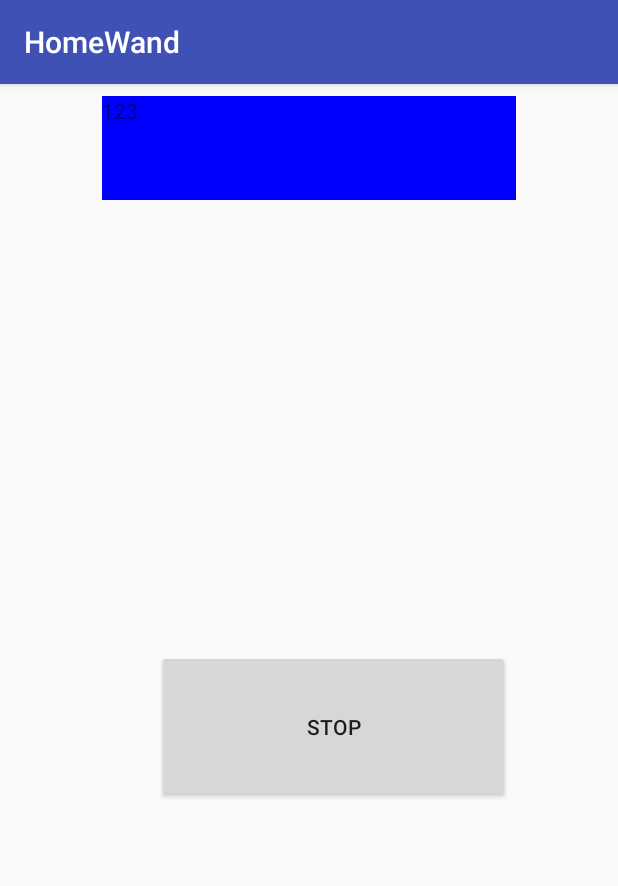
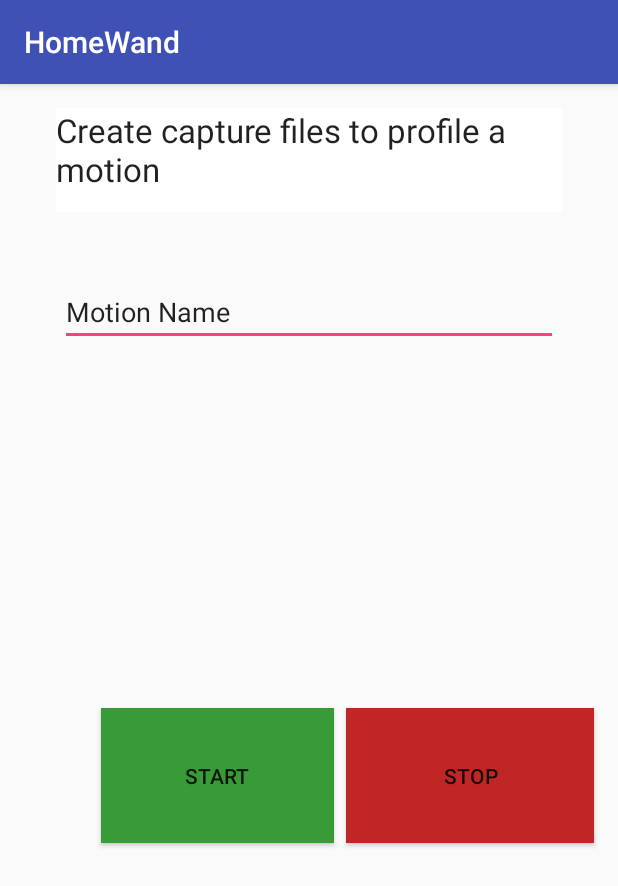
Before and after one commit to nmendel/HomeWand, an Android app: the screen it shows after launch (DisplayActivity before the commit, CaptureActivity after it), after a tap on "START CAPTURE", on a phone screen of 412 x 824 dp. Shown: the top 886 px of the screen. Run offline under Robolectric (Android 15) with nearby library versions, the phone set to English and light mode, and no system bars.

Commit message:
Add more functionality

```diff
--- a/app/src/main/AndroidManifest.xml
+++ b/app/src/main/AndroidManifest.xml
@@ -24,7 +24,8 @@
                 <category android:name="android.intent.category.LAUNCHER" />
             </intent-filter>
         </activity>
-        <activity android:name=".DisplayActivity"></activity>
+        <activity android:name=".CaptureActivity"></activity>
+        <activity android:name=".MotionActivity"></activity>
 
         <provider
             android:name="edu.gmu.mendel.homewand.HomeWandDocumentsProvider"
--- a/app/src/main/java/edu/gmu/mendel/homewand/DisplayActivity.java
+++ b/app/src/main/java/edu/gmu/mendel/homewand/CaptureActivity.java
@@ -8,31 +8,36 @@ import android.hardware.SensorEvent;
 import android.hardware.SensorEventListener;
 import android.hardware.SensorManager;
 import android.os.Bundle;
-import android.os.SystemClock;
-import android.provider.Settings;
+import android.os.CountDownTimer;
 import android.support.v7.app.AppCompatActivity;
 import android.util.Log;
 import android.view.View;
+import android.widget.EditText;
 import android.widget.TextView;
-import android.widget.Toast;
 
+import java.io.BufferedWriter;
+import java.io.File;
 import java.io.FileOutputStream;
+import java.io.FileWriter;
 import java.io.IOException;
 
-public class DisplayActivity extends AppCompatActivity implements SensorEventListener {
+public class CaptureActivity extends AppCompatActivity implements SensorEventListener, View.OnClickListener {
 
     public static final String ACCEL_HEADER = "x,y,z\n";
     public static final String GYRO_HEADER = "x,y,z\n";
 
     private SensorManager sensorManager;
     private View view;
+    protected TextView mTextField;
+    protected EditText editText;
     private boolean color = false;
+    private boolean writing = false;
     private long lastUpdate;
 
-    private String accelFilename;
-    private String gyroFilename;
-    private FileOutputStream accelOutputStream;
-    private FileOutputStream gyroOutputStream;
+    private File accelFile;
+    private File gyroFile;
+    private BufferedWriter accelOutputStream;
+    private BufferedWriter gyroOutputStream;
 
     private int xx = 0;
 
@@ -40,52 +45,96 @@ public class DisplayActivity extends AppCompatActivity implements SensorEventLis
     protected void onCreate(Bundle savedInstanceState) {
         Log.i("3","start_activity");
         super.onCreate(savedInstanceState);
-        setContentView(R.layout.activity_display);
+        setContentView(R.layout.activity_capture);
 
         sensorManager = (SensorManager) getSystemService(SENSOR_SERVICE);
         lastUpdate = System.currentTimeMillis();
 
-        // Get the Intent that started this activity and extract the string
-        Intent intent = getIntent();
-        String message = intent.getStringExtra(HomeWandActivity.SENSOR_VALS);
-
-        view = findViewById(R.id.textView2);
-        view.setBackgroundColor(Color.BLUE);
+        view = findViewById(R.id.captureTextView);
+        view.setBackgroundColor(Color.WHITE);
 
         // Capture the layout's TextView and set the string as its text
-        TextView textView = findViewById(R.id.textView2);
-        textView.setText(message);
+        mTextField = findViewById(R.id.captureTextView);
+        mTextField.setText("Create capture files to profile a motion");
+
+        editText = (EditText) findViewById(R.id.editText);
+        editText.setOnClickListener(this);
+    }
+
+
+    @Override
+    public void onClick(View v) {
+        editText.getText().clear();
+    }
+
+    public void startCapture(View view) {
+        Log.i("1","Pressed Start");
+        if(writing) {
+            return;
+        }
+
+        EditText editText = (EditText) findViewById(R.id.editText);
+        String message = editText.getText().toString();
+        Log.i("2",message);
+
+        File dir = new File(getFilesDir(), message);
+        if(!dir.exists()) {
+            Log.i("3","mkdir");
+            dir.mkdir();
+        }
 
         long time = System.currentTimeMillis();
         try {
             Log.i("4","save_file");
-            Log.i("4",getFilesDir().toString());
 
-            accelFilename = time + "-accel.csv";
-            accelOutputStream = openFileOutput(accelFilename, Context.MODE_PRIVATE);
-            accelOutputStream.write(ACCEL_HEADER.getBytes());
+            Log.i("4",dir.toString());
 
-            gyroFilename = time + "-accel.csv";
-            gyroOutputStream = openFileOutput(gyroFilename, Context.MODE_PRIVATE);
-            gyroOutputStream.write(GYRO_HEADER.getBytes());
-            //outputStream.close();
+            accelFile = new File(dir, time + "-accel.csv");
+            accelOutputStream = new BufferedWriter(new FileWriter(accelFile));
+            accelOutputStream.write(ACCEL_HEADER);
+
+
+            gyroFile = new File(dir, time + "-gyro.csv");
+            gyroOutputStream = new BufferedWriter(new FileWriter(gyroFile));
+            gyroOutputStream.write(GYRO_HEADER);
+            writing = true;
         } catch (Exception e) {
             Log.e("error","failed to save file", e);
         }
+
+        // Start up a timer for the capture
+        new CountDownTimer(3000, 100) {
+            public void onTick(long millisUntilFinished) {
+                mTextField.setText(String.format("%.1f",  (double)millisUntilFinished / 1000));
+            }
+
+            public void onFinish() {
+                mTextField.setText("Stopped");
+                if(writing) {
+                    stopCapture();
+                }
+            }
+        }.start();
     }
 
     /** Called when the user taps the Stop Capture button */
     public void stopCapture(View view) {
+        stopCapture();
+    }
+
+    public void stopCapture() {
         Log.i("1","Pressed Stop");
+
+        if(writing) {
+            writing = false;
 
             try {
                 accelOutputStream.close();
                 gyroOutputStream.close();
-        } catch(IOException e) {
-            Log.e("error","failed to save file", e);
+            } catch (IOException e) {
+                Log.e("error", "failed to save file", e);
             }
-
-        onBackPressed();
+        }
     }
 
 
@@ -124,10 +173,12 @@ public class DisplayActivity extends AppCompatActivity implements SensorEventLis
             }
             color = !color;
 
+            if(writing) {
                 try {
-                accelOutputStream.write(getValuesAsCsvRow(values).getBytes());
+                    accelOutputStream.write(getValuesAsCsvRow(values));
                 } catch (Exception e) {
-                Log.e("error","failed to save file", e);
+                    Log.e("error", "failed to save file", e);
+                }
             }
         }
 
@@ -137,18 +188,19 @@ public class DisplayActivity extends AppCompatActivity implements SensorEventLis
         float[] values = event.values;
         String row = getValuesAsCsvRow(values);
 
+        if(writing) {
             try {
-            if(xx < 10) {
+                if (xx < 10) {
                     view.setBackgroundColor(Color.DKGRAY);
-                gyroOutputStream.write(row.getBytes());
+                    gyroOutputStream.write(row);
                     xx++;
-            }
-            else {
+                } else {
                     view.setBackgroundColor(Color.CYAN);
-                gyroOutputStream.write(row.getBytes());
+                    gyroOutputStream.write(row);
                 }
             } catch (Exception e) {
-            Log.e("error","failed to save file", e);
+                Log.e("error", "failed to save file", e);
+            }
         }
     }
 
--- a/app/src/main/java/edu/gmu/mendel/homewand/HomeWandActivity.java
+++ b/app/src/main/java/edu/gmu/mendel/homewand/HomeWandActivity.java
@@ -17,17 +17,18 @@
 package edu.gmu.mendel.homewand;
 
 import android.app.Activity;
-import android.content.Context;
 import android.content.Intent;
 import android.graphics.Color;
 import android.net.Uri;
 import android.os.Bundle;
+import android.provider.DocumentsContract;
 import android.util.Log;
 import android.view.View;
 import android.view.Window;
 import android.view.WindowManager;
 
 import java.io.BufferedReader;
+import java.io.FileNotFoundException;
 import java.io.IOException;
 import java.io.InputStream;
 import java.io.InputStreamReader;
@@ -35,7 +36,9 @@ import java.io.InputStreamReader;
 public class HomeWandActivity extends Activity {
 
     public static final String SENSOR_VALS = "sensor_vals";
+    public static final String INTENT_DELETE_FLAG = "delete";
     private static final int READ_REQUEST_CODE = 42;
+    private static final int DELETE_REQUEST_CODE = 43;
 
     /** Called when the activity is first created. */
     @Override
@@ -46,25 +49,38 @@ public class HomeWandActivity extends Activity {
 
         super.onCreate(savedInstanceState);
         setContentView(R.layout.activity_home_wand);
-        //View view = findViewById(R.id.textView);
-        //view.setBackgroundColor(Color.LTGRAY);
+        View view = findViewById(R.id.textView);
+        view.setBackgroundColor(Color.LTGRAY);
     }
 
     /** Called when the user taps the Start Capture button */
-    public void startCapture(View view) {
-        Log.i("1","Pressed Send");
-        String brk = "break";
-        Intent intent = new Intent(this, DisplayActivity.class);
-        String message = "123";
-        intent.putExtra(SENSOR_VALS, message);
-        Log.i("2","Start activity");
+    public void startCaptureActivity(View view) {
+        Log.i("1","Pressed start capture");
+        Intent intent = new Intent(this, CaptureActivity.class);
         startActivity(intent);
     }
 
-    /** Called when the user taps the Open button */
+    /** Called when the user taps the Motion button */
+    public void startMotionActivity(View view) {
+        Log.i("1","Pressed motion");
+        Intent intent = new Intent(this, MotionActivity.class);
+        startActivity(intent);
+    }
+
+    /** Called when the user taps the View Data button */
     public void openFile(View view) {
         Log.i("1","Pressed Open");
         performFileSearch();
+    }
+
+    /** Called when the user taps the Delete Data button */
+    public void deleteFile(View view) {
+        Log.i("1","Pressed Delete");
+        Intent intent = new Intent(Intent.ACTION_OPEN_DOCUMENT);
+        intent.addCategory(Intent.CATEGORY_OPENABLE);
+        intent.setType("*/*");
+
+        startActivityForResult(intent, DELETE_REQUEST_CODE);
     }
 
     /**
@@ -75,10 +91,8 @@ public class HomeWandActivity extends Activity {
         // ACTION_OPEN_DOCUMENT is the intent to choose a file via the system's file
         // browser.
         Intent intent = new Intent(Intent.ACTION_OPEN_DOCUMENT);
+        intent.addCategory(Intent.CATEGORY_OPENABLE);
 
-        // Filter to only show results that can be "opened", such as a
-        // file (as opposed to a list of contacts or timezones)
-        intent.addCategory(Intent.CATEGORY_OPENABLE);
 
         // Filter to show only images, using the image MIME data type.
         // If one wanted to search for ogg vorbis files, the type would be "audio/ogg".
@@ -92,7 +106,7 @@ public class HomeWandActivity extends Activity {
     @Override
     public void onActivityResult(int requestCode, int resultCode,
                                  Intent resultData) {
-
+        Uri uri = null;
         // The ACTION_OPEN_DOCUMENT intent was sent with the request code
         // READ_REQUEST_CODE. If the request code seen here doesn't match, it's the
         // response to some other intent, and the code below shouldn't run at all.
@@ -102,13 +116,25 @@ public class HomeWandActivity extends Activity {
             // Instead, a URI to that document will be contained in the return intent
             // provided to this method as a parameter.
             // Pull that URI using resultData.getData().
-            Uri uri = null;
             if (resultData != null) {
                 uri = resultData.getData();
                 Log.i("file_location", "Uri: " + uri.toString());
 
                 String fileData = readTextFromUri(uri);
                 Log.i("file_data", fileData);
+            }
+        } else if (requestCode == DELETE_REQUEST_CODE && resultCode == Activity.RESULT_OK) {
+
+            if (resultData != null) {
+                uri = resultData.getData();
+                Log.i("file_location", "Uri: " + uri.toString());
+
+                // Delete file
+                try {
+                    DocumentsContract.deleteDocument(getContentResolver(), uri);
+                } catch (FileNotFoundException e) {
+                    Log.e("failed_delete", "Uri: " + uri.toString());
+                }
             }
         }
     }
--- /dev/null
+++ b/app/src/main/res/layout/activity_capture.xml
@@ -0,0 +1,57 @@
+<?xml version="1.0" encoding="utf-8"?>
+<android.support.constraint.ConstraintLayout xmlns:android="http://schemas.android.com/apk/res/android"
+    xmlns:app="http://schemas.android.com/apk/res-auto"
+    xmlns:tools="http://schemas.android.com/tools"
+    android:layout_width="match_parent"
+    android:layout_height="match_parent"
+    tools:context="edu.gmu.mendel.homewand.CaptureActivity">
+
+    <TextView
+        android:id="@+id/captureTextView"
+        android:layout_width="338dp"
+        android:layout_height="69dp"
+        android:layout_marginTop="16dp"
+        android:text="Create capture files for training motions"
+        android:textAppearance="@style/TextAppearance.AppCompat.Large"
+        app:layout_constraintLeft_toLeftOf="parent"
+        app:layout_constraintRight_toRightOf="parent"
+        app:layout_constraintTop_toTopOf="parent" />
+
+    <Button
+        android:id="@+id/button2"
+        android:layout_width="165dp"
+        android:layout_height="90dp"
+        android:layout_marginRight="16dp"
+        android:layout_marginTop="416dp"
+        android:background="@color/colorEnd"
+        android:onClick="stopCapture"
+        android:text="Stop"
+        app:layout_constraintRight_toRightOf="parent"
+        app:layout_constraintTop_toTopOf="parent" />
+
+    <Button
+        android:id="@+id/button4"
+        android:layout_width="155dp"
+        android:layout_height="90dp"
+        android:layout_marginEnd="8dp"
+        android:layout_marginLeft="16dp"
+        android:layout_marginTop="416dp"
+        android:background="@color/colorStart"
+        android:onClick="startCapture"
+        android:text="Start"
+        app:layout_constraintEnd_toStartOf="@+id/button2"
+        app:layout_constraintLeft_toLeftOf="parent"
+        app:layout_constraintTop_toTopOf="parent" />
+
+    <EditText
+        android:id="@+id/editText"
+        android:layout_width="332dp"
+        android:layout_height="wrap_content"
+        android:layout_marginTop="44dp"
+        android:ems="10"
+        android:inputType="textPersonName"
+        android:text="Motion Name"
+        app:layout_constraintLeft_toLeftOf="parent"
+        app:layout_constraintRight_toRightOf="parent"
+        app:layout_constraintTop_toBottomOf="@+id/captureTextView" />
+</android.support.constraint.ConstraintLayout>
--- a/app/src/main/res/layout/activity_display.xml
+++ /dev/null
@@ -1,29 +0,0 @@
-<?xml version="1.0" encoding="utf-8"?>
-<android.support.constraint.ConstraintLayout xmlns:android="http://schemas.android.com/apk/res/android"
-    xmlns:app="http://schemas.android.com/apk/res-auto"
-    xmlns:tools="http://schemas.android.com/tools"
-    android:layout_width="match_parent"
-    android:layout_height="match_parent"
-    tools:context="edu.gmu.mendel.homewand.DisplayActivity">
-
-    <TextView
-        android:id="@+id/textView2"
-        android:layout_width="276dp"
-        android:layout_height="69dp"
-        android:layout_marginTop="8dp"
-        android:text="TextView"
-        app:layout_constraintLeft_toLeftOf="parent"
-        app:layout_constraintRight_toRightOf="parent"
-        app:layout_constraintTop_toTopOf="parent" />
-
-    <Button
-        android:id="@+id/button2"
-        android:layout_width="235dp"
-        android:layout_height="102dp"
-        android:layout_marginRight="72dp"
-        android:layout_marginTop="300dp"
-        android:onClick="stopCapture"
-        android:text="Stop"
-        app:layout_constraintRight_toRightOf="parent"
-        app:layout_constraintTop_toBottomOf="@+id/textView2" />
-</android.support.constraint.ConstraintLayout>
--- a/app/src/main/res/values/colors.xml
+++ b/app/src/main/res/values/colors.xml
@@ -1,6 +1,8 @@
 <?xml version="1.0" encoding="utf-8"?>
 <resources>
-    <color name="colorPrimary">#3F51B5</color>
+    <color name="colorPrimary">#3f51b5</color>
     <color name="colorPrimaryDark">#303F9F</color>
-    <color name="colorAccent">#FF4081</color>
+    <color name="colorAccent">#ff4081</color>
+    <color name="colorStart">#389b38</color>
+    <color name="colorEnd">#c02626</color>
 </resources>
```
Also changed, not shown: app/src/main/java/edu/gmu/mendel/homewand/HomeWandDocumentsProvider.java (+6 -2 lines), app/src/main/java/edu/gmu/mendel/homewand/MotionActivity.java (added, +89 -0 lines), app/src/main/res/layout/activity_home_wand.xml (+31 -6 lines), app/src/main/res/layout/activity_motion.xml (added, +47 -0 lines), 1 other file. Lines whose indentation alone changed are shown as unchanged.
